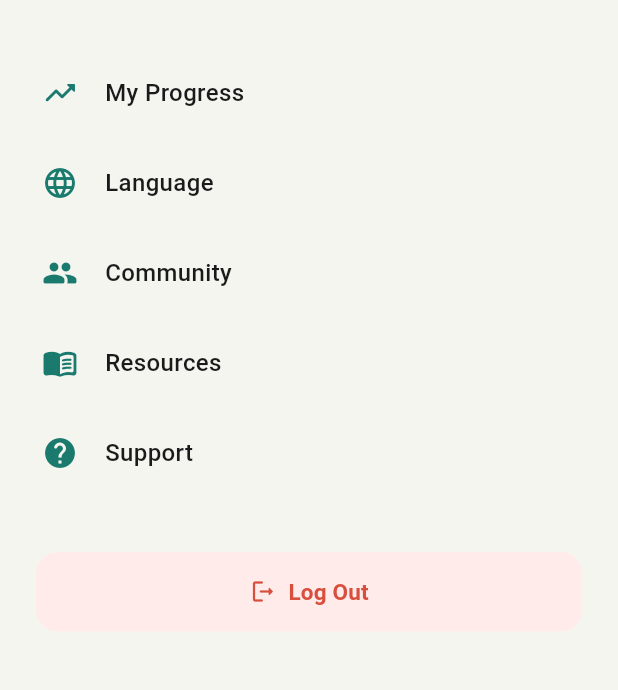
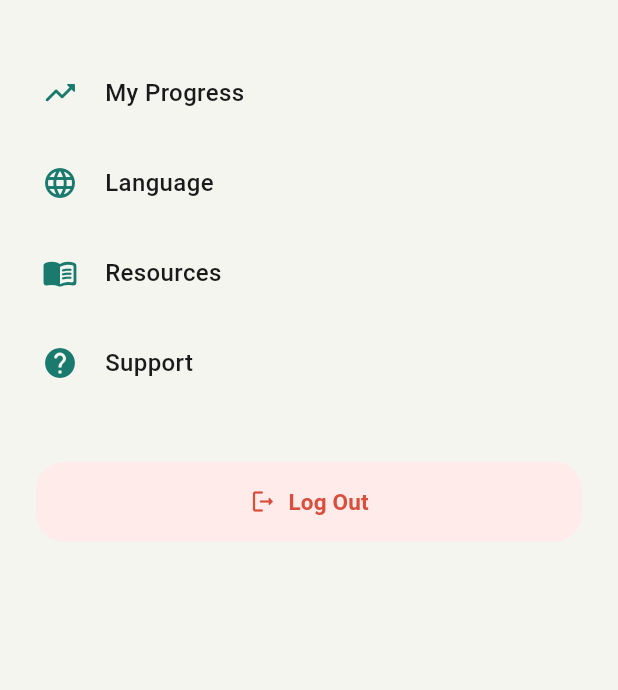
Before and after one commit to Chioma-Okeke/FinPath, a Flutter app: the SettingsSheet widget shown alone on an empty page, opened directly, on a phone screen of 412 x 824 dp, the part 162-852 px from its top. Run offline on Flutter 3.47's test engine with Material 3 defaults, Android fonts, the phone set to English and light mode, and no system bars; our stand-ins replace flutter_markdown, flutter_secure_storage; accounts and stored records are empty; network calls fail.

Commit message:
removed community menu item from setting drawer

```diff
--- a/lib/screens/settings/settings_sheet.dart
+++ b/lib/screens/settings/settings_sheet.dart
@@ -180,11 +180,11 @@ class _SettingsSheetState extends State<SettingsSheet> {
                         label: t('Language', 'Idioma'),
                         onTap: () => _showLanguageModal(context, appState, t),
                       ),
-                      _MenuItem(
-                        icon: Icons.people_rounded,
-                        label: t('Community', 'Comunidad'),
-                        onTap: () {},
-                      ),
+                      // _MenuItem(
+                      //   icon: Icons.people_rounded,
+                      //   label: t('Community', 'Comunidad'),
+                      //   onTap: () {},
+                      // ),
                       _MenuItem(
                         icon: Icons.menu_book_rounded,
                         label: t('Resources', 'Recursos'),
@@ -213,7 +213,7 @@ class _SettingsSheetState extends State<SettingsSheet> {
                             foregroundColor: const Color(0xFFD94F3D),
                             padding: const EdgeInsets.symmetric(vertical: 16),
                             shape: RoundedRectangleBorder(
-                              borderRadius: BorderRadius.circular(14),
+                              borderRadius: BorderRadius.circular(18),
                             ),
                           ),
                           child: Row(
```
